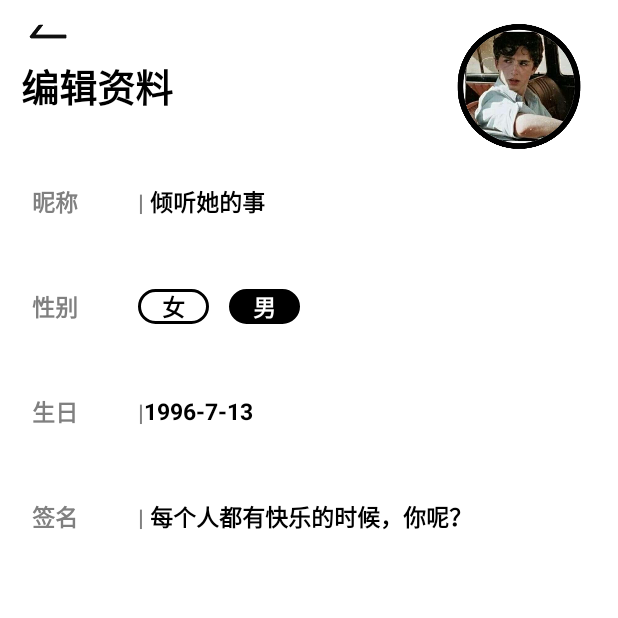
After one commit to android-app-development-course/2023-spring-Aberdeen-2-Visualist, an Android app: the editInformation screen opened directly, with no data from a screen before it, on a phone screen of 412 x 824 dp, the top half of it. The commit adds this screen. Run offline under Robolectric (Android 15) with nearby library versions, the phone set to English and light mode, and no system bars.

Commit message:
完成编辑个人资料（Home的二级页面）

```diff
--- a/app/src/main/AndroidManifest.xml
+++ b/app/src/main/AndroidManifest.xml
@@ -12,6 +12,20 @@
         android:supportsRtl="true"
         android:theme="@style/Theme.Visualist"
         tools:targetApi="31">
+        <activity
+            android:name=".editInformation"
+            android:exported="false">
+            <meta-data
+                android:name="android.app.lib_name"
+                android:value="" />
+        </activity>
+        <activity
+            android:name=".details_of_work"
+            android:exported="false">
+            <meta-data
+                android:name="android.app.lib_name"
+                android:value="" />
+        </activity>
         <activity
             android:name=".details1"
             android:exported="true">
--- a/app/src/main/java/com/example/visualist/HomeFragment.kt
+++ b/app/src/main/java/com/example/visualist/HomeFragment.kt
@@ -1,9 +1,11 @@
 package com.example.visualist
 
+import android.content.Intent
 import android.os.Bundle
 import android.view.LayoutInflater
 import android.view.View
 import android.view.ViewGroup
+import android.widget.ImageView
 import androidx.fragment.app.Fragment
 
 class HomeFragment : Fragment() {
@@ -19,6 +21,12 @@ class HomeFragment : Fragment() {
     override fun onViewCreated(view: View, savedInstanceState: Bundle?) {
         super.onViewCreated(view, savedInstanceState)
 
-        // 在这里可以对布局中的控件进行操作和设置事件监听器
+        // 点击头像后跳转编辑资料的页面
+        val avatar = view.findViewById<ImageView>(R.id.imageView2)
+        avatar.setOnClickListener{
+            val intent = Intent(getActivity(), editInformation::class.java)
+            startActivity(intent)
+        }
+
     }
 }
--- /dev/null
+++ b/app/src/main/java/com/example/visualist/details_of_work.kt
@@ -0,0 +1,11 @@
+package com.example.visualist
+
+import androidx.appcompat.app.AppCompatActivity
+import android.os.Bundle
+
+class details_of_work : AppCompatActivity() {
+    override fun onCreate(savedInstanceState: Bundle?) {
+        super.onCreate(savedInstanceState)
+        setContentView(R.layout.activity_details_of_work)
+    }
+}
--- /dev/null
+++ b/app/src/main/java/com/example/visualist/editInformation.kt
@@ -0,0 +1,31 @@
+package com.example.visualist
+
+import androidx.appcompat.app.AppCompatActivity
+import android.os.Bundle
+import android.widget.CheckedTextView
+import android.widget.ImageView
+
+class editInformation : AppCompatActivity() {
+    override fun onCreate(savedInstanceState: Bundle?) {
+        super.onCreate(savedInstanceState)
+        setContentView(R.layout.activity_edit_information)
+
+        //性别按钮
+        val female = findViewById<CheckedTextView>(R.id.toggleButtonFemale)
+        val male = findViewById<CheckedTextView>(R.id.toggleButtonMale)
+        female.setOnClickListener{
+            female.isChecked = true
+            male.isChecked  = false
+        }
+        male.setOnClickListener{
+            female.isChecked = false
+            male.isChecked  = true
+        }
+
+        //返回按钮
+        val back = findViewById<ImageView>(R.id.imageView12)
+        back.setOnClickListener{
+            finish()
+        }
+    }
+}
--- /dev/null
+++ b/app/src/main/res/drawable/button_selector.xml
@@ -0,0 +1,17 @@
+<?xml version="1.0" encoding="utf-8"?>
+<selector xmlns:android="http://schemas.android.com/apk/res/android">
+    <item android:state_checked="true">
+        <shape android:shape="rectangle">
+            <corners android:radius="20dp" />
+            <solid android:color="#000000" />
+            <stroke android:color="#000000" android:width="2dp" />
+        </shape>
+    </item>
+    <item>
+        <shape android:shape="rectangle">
+            <corners android:radius="20dp" />
+            <solid android:color="#FFFFFF" />
+            <stroke android:color="#000000" android:width="2dp" />
+        </shape>
+    </item>
+</selector>
--- /dev/null
+++ b/app/src/main/res/drawable/button_text_selector.xml
@@ -0,0 +1,5 @@
+<?xml version="1.0" encoding="utf-8"?>
+<selector xmlns:android="http://schemas.android.com/apk/res/android">
+    <item android:state_checked="true" android:color="#FFFFFF" />
+    <item android:color="#000000" />
+</selector>
--- /dev/null
+++ b/app/src/main/res/layout/activity_details_of_work.xml
@@ -0,0 +1,9 @@
+<?xml version="1.0" encoding="utf-8"?>
+<androidx.constraintlayout.widget.ConstraintLayout xmlns:android="http://schemas.android.com/apk/res/android"
+    xmlns:app="http://schemas.android.com/apk/res-auto"
+    xmlns:tools="http://schemas.android.com/tools"
+    android:layout_width="match_parent"
+    android:layout_height="match_parent"
+    tools:context=".details_of_work">
+
+</androidx.constraintlayout.widget.ConstraintLayout>
--- /dev/null
+++ b/app/src/main/res/layout/activity_edit_information.xml
@@ -0,0 +1,192 @@
+<?xml version="1.0" encoding="utf-8"?>
+<androidx.constraintlayout.widget.ConstraintLayout xmlns:android="http://schemas.android.com/apk/res/android"
+    xmlns:app="http://schemas.android.com/apk/res-auto"
+    xmlns:tools="http://schemas.android.com/tools"
+    android:layout_width="match_parent"
+    android:layout_height="match_parent"
+    tools:context=".editInformation">
+
+    <ImageView
+        android:id="@+id/imageView12"
+        android:layout_width="32dp"
+        android:layout_height="10dp"
+        android:layout_marginTop="16dp"
+        app:layout_constraintEnd_toEndOf="parent"
+        app:layout_constraintHorizontal_bias="0.042"
+        app:layout_constraintStart_toStartOf="parent"
+        app:layout_constraintTop_toTopOf="parent"
+        app:srcCompat="@drawable/ic_back_arrow" />
+
+    <TextView
+        android:id="@+id/textView6"
+        android:layout_width="wrap_content"
+        android:layout_height="wrap_content"
+        android:layout_marginTop="12dp"
+        android:text="编辑资料"
+        android:textSize="25dp"
+        android:textColor="@color/black"
+        android:textStyle="bold"
+        app:layout_constraintEnd_toEndOf="parent"
+        app:layout_constraintHorizontal_bias="0.045"
+        app:layout_constraintStart_toStartOf="parent"
+        app:layout_constraintTop_toBottomOf="@+id/imageView12" />
+
+    <ImageView
+        android:id="@+id/imageView13"
+        android:layout_width="100dp"
+        android:layout_height="83dp"
+        android:layout_marginTop="16dp"
+        android:layout_marginEnd="16dp"
+        app:layout_constraintEnd_toEndOf="parent"
+        app:layout_constraintTop_toTopOf="parent"
+        app:srcCompat="@drawable/avatar" />
+
+    <LinearLayout
+        android:layout_width="409dp"
+        android:layout_height="630dp"
+        android:orientation="vertical"
+        app:layout_constraintEnd_toEndOf="parent"
+        app:layout_constraintStart_toStartOf="parent"
+        app:layout_constraintTop_toBottomOf="@+id/imageView13">
+
+        <LinearLayout
+            android:layout_width="match_parent"
+            android:layout_height="70dp"
+            android:orientation="horizontal">
+
+            <TextView
+                android:id="@+id/textView7"
+                android:layout_width="wrap_content"
+                android:layout_height="wrap_content"
+                android:layout_gravity="center"
+                android:text="     昵称          | "
+                android:textColor="@color/gray"
+                android:textSize="15dp"
+                android:textStyle="bold" />
+
+            <EditText
+                android:id="@+id/editTextTextPersonName"
+                android:layout_width="wrap_content"
+                android:layout_height="wrap_content"
+                android:layout_weight="1"
+                android:layout_gravity="center"
+                android:ems="10"
+                android:inputType="textPersonName"
+                android:text="倾听她的事"
+                android:textColor="@color/black"
+                android:textSize="15dp"
+                android:textStyle="bold"
+                android:background="@android:color/transparent"/>
+
+
+        </LinearLayout>
+
+        <LinearLayout
+            android:layout_width="match_parent"
+            android:layout_height="70dp"
+            android:orientation="horizontal">
+
+            <TextView
+                android:id="@+id/textView8"
+                android:layout_width="wrap_content"
+                android:layout_height="wrap_content"
+                android:textStyle="bold"
+                android:textColor="@color/gray"
+                android:layout_gravity="center"
+                android:textSize="15dp"
+                android:text="     性别          " />
+
+            <CheckedTextView
+                android:id="@+id/toggleButtonFemale"
+                android:layout_width="wrap_content"
+                android:layout_height="wrap_content"
+                android:layout_gravity="center"
+                android:background="@drawable/button_selector"
+                android:text="    女    "
+                android:textColor="@drawable/button_text_selector"
+                android:textSize="15dp"
+                android:textStyle="bold"
+                android:checked="false"/>
+
+            <TextView
+                android:layout_width="wrap_content"
+                android:layout_height="wrap_content"
+                android:text="    " />
+
+            <CheckedTextView
+                android:id="@+id/toggleButtonMale"
+                android:layout_width="wrap_content"
+                android:layout_height="wrap_content"
+                android:layout_gravity="center"
+                android:background="@drawable/button_selector"
+                android:text="    男    "
+                android:textColor="@drawable/button_text_selector"
+                android:textSize="15dp"
+                android:textStyle="bold"
+                android:checked="true"/>
+
+
+        </LinearLayout>
+
+        <LinearLayout
+            android:layout_width="match_parent"
+            android:layout_height="70dp"
+            android:orientation="horizontal">
+
+            <TextView
+                android:id="@+id/textView9"
+                android:layout_width="wrap_content"
+                android:layout_height="wrap_content"
+                android:textStyle="bold"
+                android:textColor="@color/gray"
+                android:layout_gravity="center"
+                android:textSize="15dp"
+                android:text="     生日          |" />
+
+            <EditText
+                android:id="@+id/birthday"
+                android:layout_width="wrap_content"
+                android:layout_height="wrap_content"
+                android:layout_weight="1"
+                android:layout_gravity="center"
+                android:ems="10"
+                android:inputType="textPersonName"
+                android:text="1996-7-13"
+                android:textColor="@color/black"
+                android:textSize="15dp"
+                android:textStyle="bold"
+                android:background="@android:color/transparent"/>
+        </LinearLayout>
+
+        <LinearLayout
+            android:layout_width="match_parent"
+            android:layout_height="70dp"
+            android:orientation="horizontal">
+
+            <TextView
+                android:id="@+id/textView10"
+                android:layout_width="wrap_content"
+                android:layout_height="wrap_content"
+                android:textStyle="bold"
+                android:textColor="@color/gray"
+                android:layout_gravity="center"
+                android:textSize="15dp"
+                android:text="     签名          | " />
+
+            <EditText
+                android:id="@+id/editSignature"
+                android:layout_width="wrap_content"
+                android:layout_height="wrap_content"
+                android:layout_weight="1"
+                android:layout_gravity="center"
+                android:ems="10"
+                android:inputType="textPersonName"
+                android:text="每个人都有快乐的时候，你呢？"
+                android:textColor="@color/black"
+                android:textSize="15dp"
+                android:textStyle="bold"
+                android:background="@android:color/transparent"/>
+
+        </LinearLayout>
+    </LinearLayout>
+</androidx.constraintlayout.widget.ConstraintLayout>
```
Also changed, not shown: app/src/main/res/drawable/back.png (added).
